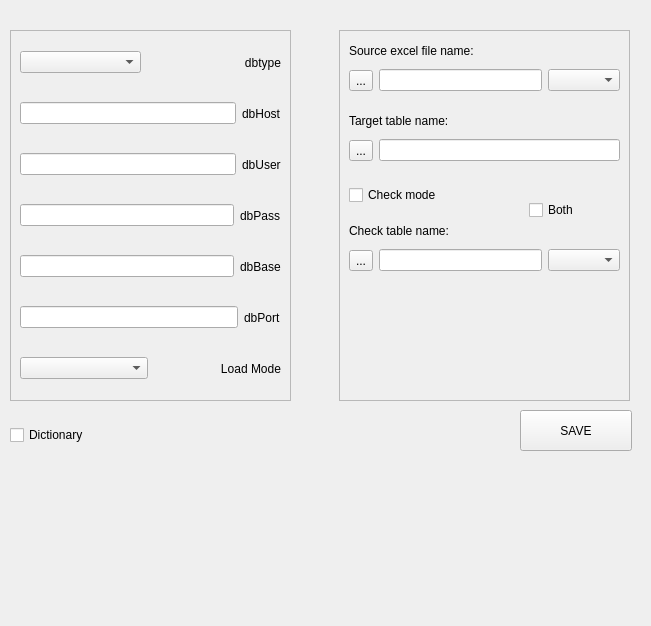
This is GUI/gui_qt/setup_db_widget.ui in dmitry-pedchenko/Designer_Etl as Qt 5 draws it before an edit. The edited form follows.
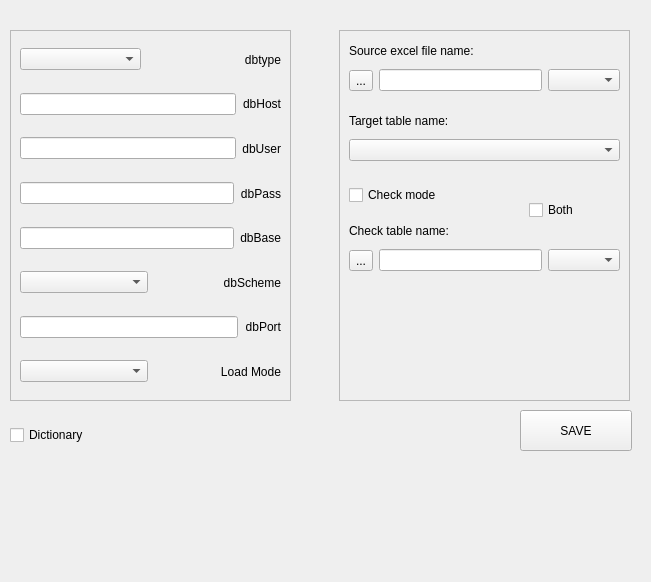
This is the edited form.

```diff
--- a/GUI/gui_qt/setup_db_widget.ui
+++ b/GUI/gui_qt/setup_db_widget.ui
@@ -7,7 +7,7 @@
     <x>0</x>
     <y>0</y>
     <width>651</width>
-    <height>626</height>
+    <height>582</height>
    </rect>
   </property>
   <property name="windowTitle">
@@ -50,7 +50,7 @@
       <height>351</height>
      </rect>
     </property>
-    <layout class="QVBoxLayout" name="verticalLayout_3" stretch="0,0,0,0,0,0,0">
+    <layout class="QVBoxLayout" name="verticalLayout_3" stretch="0,0,0,0,0,0,0,0">
      <property name="sizeConstraint">
       <enum>QLayout::SetNoConstraint</enum>
      </property>
@@ -66,6 +66,8 @@
         <widget class="QComboBox" name="lineEdit_dbtype"/>
        </item>
        <item>
+        <layout class="QHBoxLayout" name="horizontalLayout_17">
+         <item>
         <widget class="QLabel" name="label_dbtype">
          <property name="text">
           <string>dbtype</string>
@@ -77,17 +79,26 @@
        </item>
       </layout>
      </item>
+      </layout>
+     </item>
      <item>
       <layout class="QHBoxLayout" name="horizontalLayout_7">
        <item>
         <widget class="QLineEdit" name="lineEdit_dbhost"/>
        </item>
        <item>
+        <layout class="QHBoxLayout" name="horizontalLayout_18">
+         <item>
         <widget class="QLabel" name="label_dbHost">
          <property name="text">
           <string>dbHost</string>
          </property>
-        </widget>
+           <property name="alignment">
+            <set>Qt::AlignRight|Qt::AlignTrailing|Qt::AlignVCenter</set>
+           </property>
+          </widget>
+         </item>
+        </layout>
        </item>
       </layout>
      </item>
@@ -97,11 +108,18 @@
         <widget class="QLineEdit" name="lineEdit_dbuser"/>
        </item>
        <item>
+        <layout class="QHBoxLayout" name="horizontalLayout_19">
+         <item>
         <widget class="QLabel" name="label_dbUser">
          <property name="text">
           <string>dbUser</string>
          </property>
-        </widget>
+           <property name="alignment">
+            <set>Qt::AlignRight|Qt::AlignTrailing|Qt::AlignVCenter</set>
+           </property>
+          </widget>
+         </item>
+        </layout>
        </item>
       </layout>
      </item>
@@ -111,11 +129,18 @@
         <widget class="QLineEdit" name="lineEdit_dbpass"/>
        </item>
        <item>
+        <layout class="QHBoxLayout" name="horizontalLayout_20">
+         <item>
         <widget class="QLabel" name="label_dbPass">
          <property name="text">
           <string>dbPass</string>
          </property>
-        </widget>
+           <property name="alignment">
+            <set>Qt::AlignRight|Qt::AlignTrailing|Qt::AlignVCenter</set>
+           </property>
+          </widget>
+         </item>
+        </layout>
        </item>
       </layout>
      </item>
@@ -125,11 +150,39 @@
         <widget class="QLineEdit" name="lineEdit_dbbase"/>
        </item>
        <item>
+        <layout class="QHBoxLayout" name="horizontalLayout_21">
+         <item>
         <widget class="QLabel" name="label_dbBase">
          <property name="text">
           <string>dbBase</string>
          </property>
-        </widget>
+           <property name="alignment">
+            <set>Qt::AlignRight|Qt::AlignTrailing|Qt::AlignVCenter</set>
+           </property>
+          </widget>
+         </item>
+        </layout>
+       </item>
+      </layout>
+     </item>
+     <item>
+      <layout class="QHBoxLayout" name="horizontalLayout_16">
+       <item>
+        <widget class="QComboBox" name="comboBox_dbSchema"/>
+       </item>
+       <item>
+        <layout class="QHBoxLayout" name="horizontalLayout_22">
+         <item>
+          <widget class="QLabel" name="label">
+           <property name="text">
+            <string>dbScheme</string>
+           </property>
+           <property name="alignment">
+            <set>Qt::AlignRight|Qt::AlignTrailing|Qt::AlignVCenter</set>
+           </property>
+          </widget>
+         </item>
+        </layout>
        </item>
       </layout>
      </item>
@@ -139,11 +192,18 @@
         <widget class="QLineEdit" name="lineEdit_dbport"/>
        </item>
        <item>
+        <layout class="QHBoxLayout" name="horizontalLayout_23">
+         <item>
         <widget class="QLabel" name="label_dbPort">
          <property name="text">
           <string>dbPort</string>
          </property>
-        </widget>
+           <property name="alignment">
+            <set>Qt::AlignRight|Qt::AlignTrailing|Qt::AlignVCenter</set>
+           </property>
+          </widget>
+         </item>
+        </layout>
        </item>
       </layout>
      </item>
@@ -153,6 +213,8 @@
         <widget class="QComboBox" name="comboBox_chose_loadMode"/>
        </item>
        <item>
+        <layout class="QHBoxLayout" name="horizontalLayout_24">
+         <item>
         <widget class="QLabel" name="label_loadMode">
          <property name="text">
           <string>Load Mode</string>
@@ -165,6 +227,8 @@
       </layout>
      </item>
     </layout>
+     </item>
+    </layout>
    </widget>
   </widget>
   <widget class="QFrame" name="frame_2">
@@ -222,18 +286,7 @@
     </property>
     <layout class="QHBoxLayout" name="horizontalLayout_4">
      <item>
-      <widget class="QToolButton" name="open_excel_file_2">
-       <property name="text">
-        <string>...</string>
-       </property>
-      </widget>
-     </item>
-     <item>
-      <widget class="QLineEdit" name="target_table_name">
-       <property name="readOnly">
-        <bool>true</bool>
-       </property>
-      </widget>
+      <widget class="QComboBox" name="target_table_name"/>
      </item>
     </layout>
    </widget>
```
Lines whose indentation alone changed are shown as unchanged.
